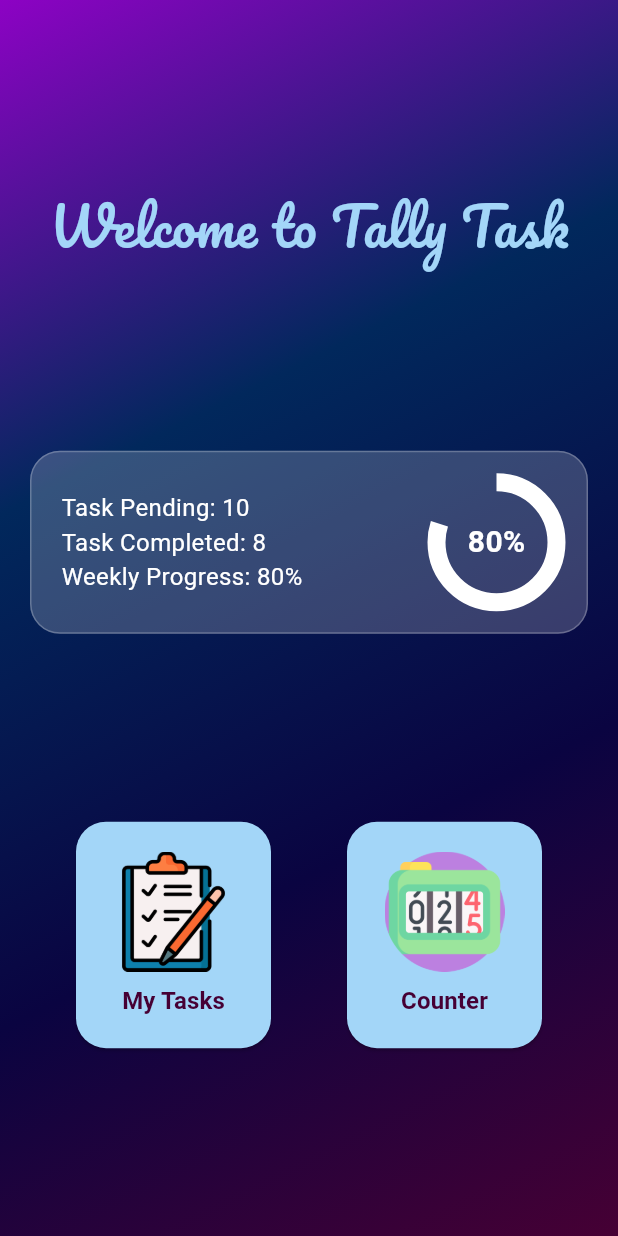
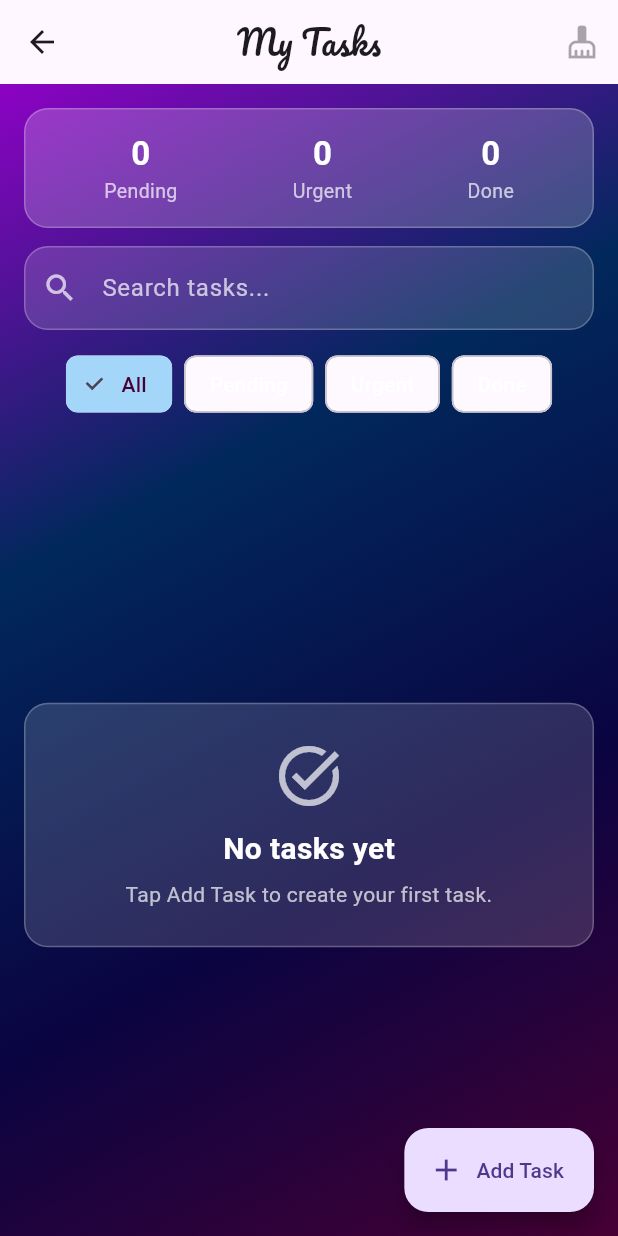
Before and after one commit to iammuhammadhassan/tally_task, a Flutter app: the Homepage screen opened directly, after a tap on "My Tasks", on a phone screen of 412 x 824 dp. Run offline on Flutter 3.47's test engine with Material 3 defaults, Android fonts, the phone set to English and light mode, and no system bars; Roboto replaces fonts that are missing (Noto2).

Commit message:
Added Task screen

```diff
--- /dev/null
+++ b/lib/models/task_model.dart
@@ -0,0 +1,51 @@
+enum TaskStatus { pending, urgent, done }
+
+class TaskItem {
+  TaskItem({
+    required this.id,
+    required this.title,
+    this.description = '',
+    this.status = TaskStatus.pending,
+    DateTime? createdAt,
+  }) : createdAt = createdAt ?? DateTime.now();
+
+  factory TaskItem.fromTask(TaskItem other) {
+    return TaskItem(
+      id: other.id,
+      title: other.title,
+      description: other.description,
+      status: other.status,
+      createdAt: other.createdAt,
+    );
+  }
+
+  final String id;
+  final String title;
+  final String description;
+  TaskStatus status;
+  final DateTime createdAt;
+}
+
+extension TaskStatusX on TaskStatus {
+  String get label {
+    switch (this) {
+      case TaskStatus.pending:
+        return 'Pending';
+      case TaskStatus.urgent:
+        return 'Urgent';
+      case TaskStatus.done:
+        return 'Done';
+    }
+  }
+
+  int get priority {
+    switch (this) {
+      case TaskStatus.urgent:
+        return 0;
+      case TaskStatus.pending:
+        return 1;
+      case TaskStatus.done:
+        return 2;
+    }
+  }
+}
--- a/lib/screens/home_page.dart
+++ b/lib/screens/home_page.dart
@@ -1,8 +1,61 @@
 import 'package:flutter/material.dart';
+import 'package:tally_task/models/task_model.dart';
 import 'package:tally_task/screens/counter.dart';
+import 'package:tally_task/screens/tasks_screen.dart';
 
-class Homepage extends StatelessWidget {
+class Homepage extends StatefulWidget {
   const Homepage({super.key});
+
+  @override
+  State<Homepage> createState() => _HomepageState();
+}
+
+class _HomepageState extends State<Homepage> {
+  List<TaskItem> _tasks = <TaskItem>[];
+
+  int get _pendingCount {
+    return _tasks
+        .where((TaskItem task) => task.status != TaskStatus.done)
+        .length;
+  }
+
+  int get _completedCount {
+    return _tasks
+        .where((TaskItem task) => task.status == TaskStatus.done)
+        .length;
+  }
+
+  double get _progressValue {
+    if (_tasks.isEmpty) {
+      return 0;
+    }
+    return _completedCount / _tasks.length;
+  }
+
+  int get _progressPercent {
+    return (_progressValue * 100).round();
+  }
+
+  double get _progressCircleSize {
+    return 70 + (_progressValue * 40);
+  }
+
+  Future<void> _openTasks() async {
+    final List<TaskItem>? updatedTasks = await Navigator.push<List<TaskItem>>(
+      context,
+      MaterialPageRoute(
+        builder: (BuildContext context) => TasksScreen(initialTasks: _tasks),
+      ),
+    );
+
+    if (updatedTasks == null) {
+      return;
+    }
+
+    setState(() {
+      _tasks = updatedTasks;
+    });
+  }
 
   @override
   Widget build(BuildContext context) {
@@ -57,7 +110,7 @@ class Homepage extends StatelessWidget {
                             crossAxisAlignment: CrossAxisAlignment.start,
                             children: [
                               Text(
-                                "Task Pending: 10",
+                                'Tasks Added: ${_tasks.length}',
                                 style: TextStyle(
                                   fontFamily: 'Noto2',
                                   color: Colors.white,
@@ -65,7 +118,7 @@ class Homepage extends StatelessWidget {
                                 ),
                               ),
                               Text(
-                                "Task Completed: 8",
+                                'Task Pending: $_pendingCount',
                                 style: TextStyle(
                                   fontFamily: 'Noto2',
                                   color: Colors.white,
@@ -74,7 +127,15 @@ class Homepage extends StatelessWidget {
                               ),
 
                               Text(
-                                "Weekly Progress: 80%",
+                                'Task Completed: $_completedCount',
+                                style: TextStyle(
+                                  fontFamily: 'Noto2',
+                                  color: Colors.white,
+                                  fontSize: 16,
+                                ),
+                              ),
+                              Text(
+                                'Weekly Progress: $_progressPercent%',
                                 style: TextStyle(
                                   fontFamily: 'Noto2',
                                   color: Colors.white,
@@ -89,17 +150,16 @@ class Homepage extends StatelessWidget {
                               Alignment.center, // Keeps the text in the middle
                           children: [
                             SizedBox(
-                              width:
-                                  80, // Increased slightly to give text more room
-                              height: 80,
+                              width: _progressCircleSize,
+                              height: _progressCircleSize,
                               child: CircularProgressIndicator(
                                 color: Colors.white,
-                                value: 0.80,
+                                value: _progressValue,
                                 strokeWidth: 12,
                               ),
                             ),
                             Text(
-                              "80%",
+                              '$_progressPercent%',
                               style: TextStyle(
                                 fontFamily: 'Noto2',
                                 color: Colors.white,
@@ -119,7 +179,7 @@ class Homepage extends StatelessWidget {
                 children: [
                   ElevatedButton(
                     onPressed: () {
-                      // Navigation logic here
+                      _openTasks();
                     },
                     style: ElevatedButton.styleFrom(
                       backgroundColor: const Color.fromARGB(255, 163, 214, 248),
--- /dev/null
+++ b/lib/screens/tasks_screen.dart
@@ -0,0 +1,568 @@
+import 'package:flutter/material.dart';
+import 'package:tally_task/models/task_model.dart';
+
+class TasksScreen extends StatefulWidget {
+  const TasksScreen({super.key, this.initialTasks = const <TaskItem>[]});
+
+  final List<TaskItem> initialTasks;
+
+  @override
+  State<TasksScreen> createState() => _TasksScreenState();
+}
+
+class _TasksScreenState extends State<TasksScreen> {
+  late final List<TaskItem> _tasks;
+  TaskStatus? _selectedFilter;
+  String _searchQuery = '';
+
+  @override
+  void initState() {
+    super.initState();
+    _tasks = widget.initialTasks
+        .map((TaskItem task) => TaskItem.fromTask(task))
+        .toList();
+  }
+
+  List<TaskItem> _tasksForResult() {
+    return _tasks.map((TaskItem task) => TaskItem.fromTask(task)).toList();
+  }
+
+  List<TaskItem> get _visibleTasks {
+    final List<TaskItem> filtered = _tasks.where((TaskItem task) {
+      final bool statusMatch =
+          _selectedFilter == null || task.status == _selectedFilter;
+      final String combinedText = '${task.title} ${task.description}'
+          .toLowerCase();
+      final bool queryMatch = combinedText.contains(_searchQuery.toLowerCase());
+      return statusMatch && queryMatch;
+    }).toList();
+
+    filtered.sort((TaskItem a, TaskItem b) {
+      final int byPriority = a.status.priority.compareTo(b.status.priority);
+      if (byPriority != 0) {
+        return byPriority;
+      }
+      return b.createdAt.compareTo(a.createdAt);
+    });
+
+    return filtered;
+  }
+
+  int _countByStatus(TaskStatus status) {
+    return _tasks.where((TaskItem task) => task.status == status).length;
+  }
+
+  Future<void> _showAddTaskDialog() async {
+    final GlobalKey<FormState> formKey = GlobalKey<FormState>();
+    final TextEditingController titleController = TextEditingController();
+    final TextEditingController descriptionController = TextEditingController();
+    TaskStatus selectedStatus = TaskStatus.pending;
+
+    await showDialog<void>(
+      context: context,
+      builder: (BuildContext context) {
+        return AlertDialog(
+          title: const Text('Add Task', style: TextStyle(fontFamily: 'Noto2')),
+          content: StatefulBuilder(
+            builder:
+                (
+                  BuildContext context,
+                  void Function(void Function()) setLocalState,
+                ) {
+                  return Form(
+                    key: formKey,
+                    child: Column(
+                      mainAxisSize: MainAxisSize.min,
+                      children: <Widget>[
+                        TextFormField(
+                          controller: titleController,
+                          decoration: const InputDecoration(
+                            labelText: 'Task title',
+                            labelStyle: TextStyle(fontFamily: 'Noto2'),
+                          ),
+                          validator: (String? value) {
+                            if (value == null || value.trim().isEmpty) {
+                              return 'Please enter a task title';
+                            }
+                            return null;
+                          },
+                        ),
+                        const SizedBox(height: 12),
+                        TextFormField(
+                          controller: descriptionController,
+                          maxLines: 2,
+                          decoration: const InputDecoration(
+                            labelText: 'Description (optional)',
+                            labelStyle: TextStyle(fontFamily: 'Noto2'),
+                          ),
+                        ),
+                        const SizedBox(height: 12),
+                        DropdownButtonFormField<TaskStatus>(
+                          value: selectedStatus,
+                          decoration: const InputDecoration(
+                            labelText: 'Status',
+                            labelStyle: TextStyle(fontFamily: 'Noto2'),
+                          ),
+                          items: TaskStatus.values
+                              .map(
+                                (TaskStatus status) =>
+                                    DropdownMenuItem<TaskStatus>(
+                                      value: status,
+                                      child: Text(
+                                        status.label,
+                                        style: const TextStyle(
+                                          fontFamily: 'Noto2',
+                                        ),
+                                      ),
+                                    ),
+                              )
+                              .toList(),
+                          onChanged: (TaskStatus? value) {
+                            if (value != null) {
+                              setLocalState(() {
+                                selectedStatus = value;
+                              });
+                            }
+                          },
+                        ),
+                      ],
+                    ),
+                  );
+                },
+          ),
+          actions: <Widget>[
+            TextButton(
+              onPressed: () {
+                Navigator.pop(context);
+              },
+              child: const Text('Cancel'),
+            ),
+            ElevatedButton(
+              onPressed: () {
+                if (formKey.currentState?.validate() ?? false) {
+                  setState(() {
+                    _tasks.add(
+                      TaskItem(
+                        id: DateTime.now().microsecondsSinceEpoch.toString(),
+                        title: titleController.text.trim(),
+                        description: descriptionController.text.trim(),
+                        status: selectedStatus,
+                      ),
+                    );
+                  });
+                  Navigator.pop(context);
+                }
+              },
+              child: const Text('Add'),
+            ),
+          ],
+        );
+      },
+    );
+  }
+
+  void _updateTaskStatus(TaskItem task, TaskStatus newStatus) {
+    setState(() {
+      task.status = newStatus;
+    });
+  }
+
+  void _deleteTask(TaskItem task) {
+    final int removedIndex = _tasks.indexWhere((TaskItem t) => t.id == task.id);
+    setState(() {
+      _tasks.removeWhere((TaskItem t) => t.id == task.id);
+    });
+
+    ScaffoldMessenger.of(context).showSnackBar(
+      SnackBar(
+        content: Text('Removed "${task.title}"'),
+        action: SnackBarAction(
+          label: 'Undo',
+          onPressed: () {
+            setState(() {
+              final int safeIndex = removedIndex.clamp(0, _tasks.length);
+              _tasks.insert(safeIndex, task);
+            });
+          },
+        ),
+      ),
+    );
+  }
+
+  void _clearDoneTasks() {
+    setState(() {
+      _tasks.removeWhere((TaskItem task) => task.status == TaskStatus.done);
+    });
+  }
+
+  Color _statusColor(TaskStatus status) {
+    switch (status) {
+      case TaskStatus.pending:
+        return const Color.fromARGB(255, 255, 193, 7);
+      case TaskStatus.urgent:
+        return const Color.fromARGB(255, 244, 67, 54);
+      case TaskStatus.done:
+        return const Color.fromARGB(255, 76, 175, 80);
+    }
+  }
+
+  @override
+  Widget build(BuildContext context) {
+    final List<TaskItem> visibleTasks = _visibleTasks;
+
+    return PopScope(
+      onPopInvokedWithResult: (bool didPop, Object? result) {
+        if (didPop) {
+          return;
+        }
+        Navigator.pop(context, _tasksForResult());
+      },
+      child: Scaffold(
+        appBar: AppBar(
+          title: const Text(
+            'My Tasks',
+            style: TextStyle(fontFamily: 'Pacifico'),
+          ),
+          centerTitle: true,
+          leading: IconButton(
+            icon: const Icon(Icons.arrow_back),
+            onPressed: () {
+              Navigator.pop(context, _tasksForResult());
+            },
+          ),
+          actions: <Widget>[
+            IconButton(
+              tooltip: 'Clear completed tasks',
+              onPressed: _countByStatus(TaskStatus.done) == 0
+                  ? null
+                  : _clearDoneTasks,
+              icon: const Icon(Icons.cleaning_services),
+            ),
+          ],
+        ),
+        floatingActionButton: FloatingActionButton.extended(
+          onPressed: _showAddTaskDialog,
+          label: const Text('Add Task', style: TextStyle(fontFamily: 'Noto2')),
+          icon: const Icon(Icons.add),
+        ),
+        body: Container(
+          width: double.infinity,
+          height: double.infinity,
+          decoration: const BoxDecoration(
+            gradient: LinearGradient(
+              colors: <Color>[
+                Color.fromARGB(255, 141, 2, 196),
+                Color.fromARGB(255, 1, 40, 92),
+                Color.fromARGB(255, 10, 4, 65),
+                Color.fromARGB(255, 70, 0, 52),
+              ],
+              begin: Alignment.topLeft,
+              end: Alignment.bottomRight,
+            ),
+          ),
+          child: SafeArea(
+            child: Padding(
+              padding: const EdgeInsets.all(16),
+              child: Column(
+                children: <Widget>[
+                  _buildSummary(),
+                  const SizedBox(height: 12),
+                  TextField(
+                    onChanged: (String value) {
+                      setState(() {
+                        _searchQuery = value;
+                      });
+                    },
+                    style: const TextStyle(
+                      color: Colors.white,
+                      fontFamily: 'Noto2',
+                    ),
+                    decoration: InputDecoration(
+                      hintText: 'Search tasks...',
+                      hintStyle: const TextStyle(
+                        color: Colors.white70,
+                        fontFamily: 'Noto2',
+                      ),
+                      prefixIcon: const Icon(
+                        Icons.search,
+                        color: Colors.white70,
+                      ),
+                      filled: true,
+                      // ignore: deprecated_member_use
+                      fillColor: Colors.white.withOpacity(0.15),
+                      border: OutlineInputBorder(
+                        borderRadius: BorderRadius.circular(16),
+                        borderSide: const BorderSide(color: Colors.white24),
+                      ),
+                      enabledBorder: OutlineInputBorder(
+                        borderRadius: BorderRadius.circular(16),
+                        borderSide: const BorderSide(color: Colors.white24),
+                      ),
+                    ),
+                  ),
+                  const SizedBox(height: 12),
+                  _buildFilterChips(),
+                  const SizedBox(height: 12),
+                  Expanded(
+                    child: visibleTasks.isEmpty
+                        ? _buildEmptyState()
+                        : ListView.separated(
+                            itemCount: visibleTasks.length,
+                            separatorBuilder: (_, __) =>
+                                const SizedBox(height: 10),
+                            itemBuilder: (BuildContext context, int index) {
+                              final TaskItem task = visibleTasks[index];
+                              return Dismissible(
+                                key: ValueKey<String>(task.id),
+                                direction: DismissDirection.endToStart,
+                                onDismissed: (_) => _deleteTask(task),
+                                background: Container(
+                                  padding: const EdgeInsets.only(right: 20),
+                                  alignment: Alignment.centerRight,
+                                  decoration: BoxDecoration(
+                                    color: Colors.redAccent,
+                                    borderRadius: BorderRadius.circular(16),
+                                  ),
+                                  child: const Icon(
+                                    Icons.delete,
+                                    color: Colors.white,
+                                  ),
+                                ),
+                                child: _buildTaskCard(task),
+                              );
+                            },
+                          ),
+                  ),
+                ],
+              ),
+            ),
+          ),
+        ),
+      ),
+    );
+  }
+
+  Widget _buildSummary() {
+    return Container(
+      width: double.infinity,
+      padding: const EdgeInsets.all(14),
+      decoration: BoxDecoration(
+        // ignore: deprecated_member_use
+        color: Colors.white.withOpacity(0.2),
+        borderRadius: BorderRadius.circular(16),
+        border: Border.all(color: Colors.white24),
+      ),
+      child: Row(
+        mainAxisAlignment: MainAxisAlignment.spaceAround,
+        children: <Widget>[
+          _statusCountTile('Pending', _countByStatus(TaskStatus.pending)),
+          _statusCountTile('Urgent', _countByStatus(TaskStatus.urgent)),
+          _statusCountTile('Done', _countByStatus(TaskStatus.done)),
+        ],
+      ),
+    );
+  }
+
+  Widget _statusCountTile(String label, int count) {
+    return Column(
+      children: <Widget>[
+        Text(
+          count.toString(),
+          style: const TextStyle(
+            color: Colors.white,
+            fontSize: 22,
+            fontWeight: FontWeight.bold,
+            fontFamily: 'Noto2',
+          ),
+        ),
+        Text(
+          label,
+          style: const TextStyle(
+            color: Colors.white70,
+            fontSize: 13,
+            fontFamily: 'Noto2',
+          ),
+        ),
+      ],
+    );
+  }
+
+  Widget _buildFilterChips() {
+    final List<_FilterOption> filters = <_FilterOption>[
+      _FilterOption(label: 'All', status: null),
+      ...TaskStatus.values.map(
+        (TaskStatus status) =>
+            _FilterOption(label: status.label, status: status),
+      ),
+    ];
+
+    return Wrap(
+      spacing: 8,
+      runSpacing: 8,
+      children: filters.map((_FilterOption option) {
+        final bool selected = _selectedFilter == option.status;
+        return ChoiceChip(
+          label: Text(
+            option.label,
+            style: TextStyle(
+              fontFamily: 'Noto2',
+              color: selected
+                  ? const Color.fromARGB(255, 70, 0, 52)
+                  : Colors.white,
+            ),
+          ),
+          selected: selected,
+          selectedColor: const Color.fromARGB(255, 163, 214, 248),
+          // ignore: deprecated_member_use
+          backgroundColor: Colors.white.withOpacity(0.15),
+          onSelected: (_) {
+            setState(() {
+              _selectedFilter = option.status;
+            });
+          },
+        );
+      }).toList(),
+    );
+  }
+
+  Widget _buildTaskCard(TaskItem task) {
+    return Container(
+      padding: const EdgeInsets.all(14),
+      decoration: BoxDecoration(
+        // ignore: deprecated_member_use
+        color: Colors.white.withOpacity(0.2),
+        borderRadius: BorderRadius.circular(16),
+        border: Border.all(color: Colors.white24),
+      ),
+      child: Row(
+        children: <Widget>[
+          Container(
+            width: 12,
+            height: 62,
+            decoration: BoxDecoration(
+              color: _statusColor(task.status),
+              borderRadius: BorderRadius.circular(8),
+            ),
+          ),
+          const SizedBox(width: 12),
+          Expanded(
+            child: Column(
+              crossAxisAlignment: CrossAxisAlignment.start,
+              children: <Widget>[
+                Text(
+                  task.title,
+                  style: TextStyle(
+                    color: Colors.white,
+                    fontSize: 16,
+                    fontWeight: FontWeight.bold,
+                    fontFamily: 'Noto2',
+                    decoration: task.status == TaskStatus.done
+                        ? TextDecoration.lineThrough
+                        : TextDecoration.none,
+                  ),
+                ),
+                if (task.description.isNotEmpty) ...<Widget>[
+                  const SizedBox(height: 4),
+                  Text(
+                    task.description,
+                    style: const TextStyle(
+                      color: Colors.white70,
+                      fontFamily: 'Noto2',
+                    ),
+                  ),
+                ],
+                const SizedBox(height: 8),
+                Container(
+                  padding: const EdgeInsets.symmetric(
+                    horizontal: 10,
+                    vertical: 4,
+                  ),
+                  decoration: BoxDecoration(
+                    color: _statusColor(task.status),
+                    borderRadius: BorderRadius.circular(20),
+                  ),
+                  child: Text(
+                    task.status.label,
+                    style: const TextStyle(
+                      color: Colors.white,
+                      fontWeight: FontWeight.bold,
+                      fontFamily: 'Noto2',
+                    ),
+                  ),
+                ),
+              ],
+            ),
+          ),
+          PopupMenuButton<TaskStatus>(
+            iconColor: Colors.white,
+            onSelected: (TaskStatus status) {
+              _updateTaskStatus(task, status);
+            },
+            itemBuilder: (BuildContext context) {
+              return TaskStatus.values
+                  .map(
+                    (TaskStatus status) => PopupMenuItem<TaskStatus>(
+                      value: status,
+                      child: Text(status.label),
+                    ),
+                  )
+                  .toList();
+            },
+          ),
+        ],
+      ),
+    );
+  }
+
+  Widget _buildEmptyState() {
+    final String title = _tasks.isEmpty ? 'No tasks yet' : 'No matching tasks';
+    final String subtitle = _tasks.isEmpty
+        ? 'Tap Add Task to create your first task.'
+        : 'Try another filter or search keyword.';
+
+    return Center(
+      child: Container(
+        width: double.infinity,
+        padding: const EdgeInsets.all(24),
+        decoration: BoxDecoration(
+          // ignore: deprecated_member_use
+          color: Colors.white.withOpacity(0.15),
+          borderRadius: BorderRadius.circular(16),
+          border: Border.all(color: Colors.white24),
+        ),
+        child: Column(
+          mainAxisSize: MainAxisSize.min,
+          children: <Widget>[
+            const Icon(Icons.task_alt, color: Colors.white70, size: 48),
+            const SizedBox(height: 10),
+            Text(
+              title,
+              style: const TextStyle(
+                color: Colors.white,
+                fontSize: 20,
+                fontWeight: FontWeight.bold,
+                fontFamily: 'Noto2',
+              ),
+            ),
+            const SizedBox(height: 6),
+            Text(
+              subtitle,
+              textAlign: TextAlign.center,
+              style: const TextStyle(
+                color: Colors.white70,
+                fontFamily: 'Noto2',
+              ),
+            ),
+          ],
+        ),
+      ),
+    );
+  }
+}
+
+class _FilterOption {
+  _FilterOption({required this.label, required this.status});
+
+  final String label;
+  final TaskStatus? status;
+}
```
Also changed, not shown: 2 other files.
